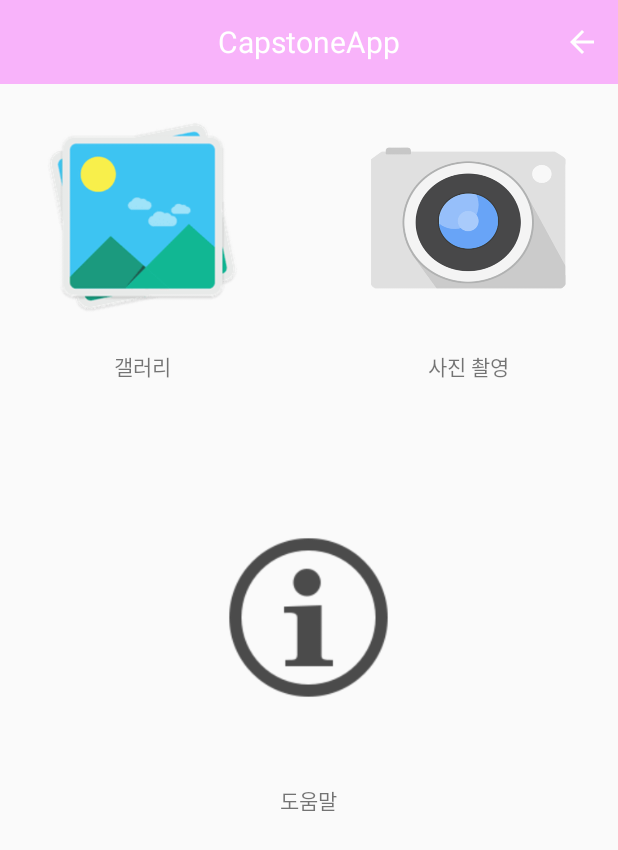
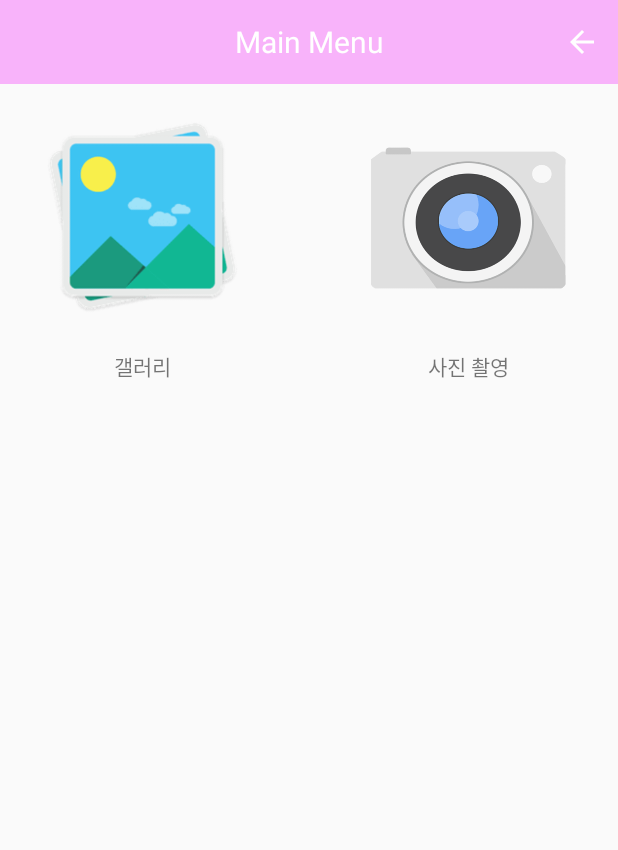
Before and after one commit to xogus1107/Capstone, an Android app: the screen it shows after launch (MainActivity), on a phone screen of 412 x 824 dp. Shown: the top 850 px of the screen. Run offline under Robolectric (Android 15) with nearby library versions, the phone set to English and light mode, and no system bars; libraries missing offline, so code that uses them is left out: com.gun0912.tedpermission; 2 statements that could not run were skipped.

Commit message:
Mobile Application Version 1.0
Add permission check
Add internet connection check
Fix image save function
Fix GUI

```diff
--- a/mobile/app/build.gradle
+++ b/mobile/app/build.gradle
@@ -40,4 +40,5 @@ dependencies {
     implementation 'com.android.support:mediarouter-v7:28.0.0-alpha1'
     implementation 'com.google.android.gms:play-services-vision:16.2.0'
     implementation 'com.squareup.okhttp3:okhttp:3.8.1'
+    implementation 'gun0912.ted:tedpermission:2.2.2'
 }
--- a/mobile/app/src/main/AndroidManifest.xml
+++ b/mobile/app/src/main/AndroidManifest.xml
@@ -4,7 +4,6 @@
     <uses-permission android:name="android.permission.READ_EXTERNAL_STORAGE" />
     <uses-permission android:name="android.permission.INTERNET" />
     <uses-permission android:name="android.permission.ACCESS_NETWORK_STATE"/>
-    <uses-permission android:name="android.permission.READ_EXTERNAL_STORAGE"/>
     <uses-permission android:name="android.permission.WRITE_EXTERNAL_STORAGE" />
     <uses-permission android:name="android.permission.CAMERA" />
 
@@ -13,6 +12,7 @@
         android:icon="@mipmap/ic_launcher"
         android:roundIcon="@mipmap/ic_launcher_round"
         android:supportsRtl="true"
+        android:label = "너얼보"
         android:theme="@style/AppTheme">
         <meta-data
             android:name="com.google.android.gms.vision.DEPENDENCIES"
--- a/mobile/app/src/main/res/layout/activity_main.xml
+++ b/mobile/app/src/main/res/layout/activity_main.xml
@@ -5,16 +5,6 @@
     android:layout_width="match_parent"
     android:layout_height="match_parent"
     tools:context=".MainActivity">
-
-    <TextView
-        android:id="@+id/textView4"
-        android:layout_width="130dp"
-        android:layout_height="wrap_content"
-        android:layout_alignParentBottom="true"
-        android:layout_centerHorizontal="true"
-        android:layout_marginBottom="280dp"
-        android:gravity="center_horizontal"
-        android:text="도움말" />
 
     <android.support.v7.widget.Toolbar xmlns:android="http://schemas.android.com/apk/res/android"
         xmlns:app="http://schemas.android.com/apk/res-auto"
@@ -32,7 +22,7 @@
             android:layout_width="wrap_content"
             android:layout_height="wrap_content"
             android:layout_gravity="center"
-            android:text="CapstoneApp"
+            android:text="Main Menu"
             android:textColor="@android:color/white"
             android:textSize="20sp" />
 
@@ -76,11 +66,4 @@
         android:gravity="center_horizontal"
         android:text="사진 촬영" />
 
-    <Button
-        android:id="@+id/button"
-        android:layout_width="130dp"
-        android:layout_height="130dp"
-        android:layout_centerInParent="true"
-        android:background="@drawable/help" />
-
 </RelativeLayout>
--- a/mobile/app/src/main/res/layout/image_edit.xml
+++ b/mobile/app/src/main/res/layout/image_edit.xml
@@ -7,7 +7,6 @@
 
     <android.support.v7.widget.Toolbar xmlns:android="http://schemas.android.com/apk/res/android"
         xmlns:app="http://schemas.android.com/apk/res-auto"
-        xmlns:tools="http://schemas.android.com/tools"
         android:id="@+id/toolbar"
         android:layout_width="match_parent"
         android:layout_height="wrap_content"
--- a/mobile/app/src/main/res/menu/popup_emotion.xml
+++ b/mobile/app/src/main/res/menu/popup_emotion.xml
@@ -28,8 +28,7 @@
     <item
         android:id="@+id/contempt"
         android:enabled="true"
-        android:title="경멸">
-    </item>
+        android:title="썩소"></item>
     <item
         android:id="@+id/disgust"
         android:enabled="true"
```
Also changed, not shown: mobile/app/src/main/java/com/example/yusei/capstone/MainActivity.java (+65 -3 lines), mobile/app/src/main/java/com/example/yusei/capstone/imageEdit.java (+33 -42 lines), mobile/app/src/main/res/layout/intro.xml (+11 -0 lines).
